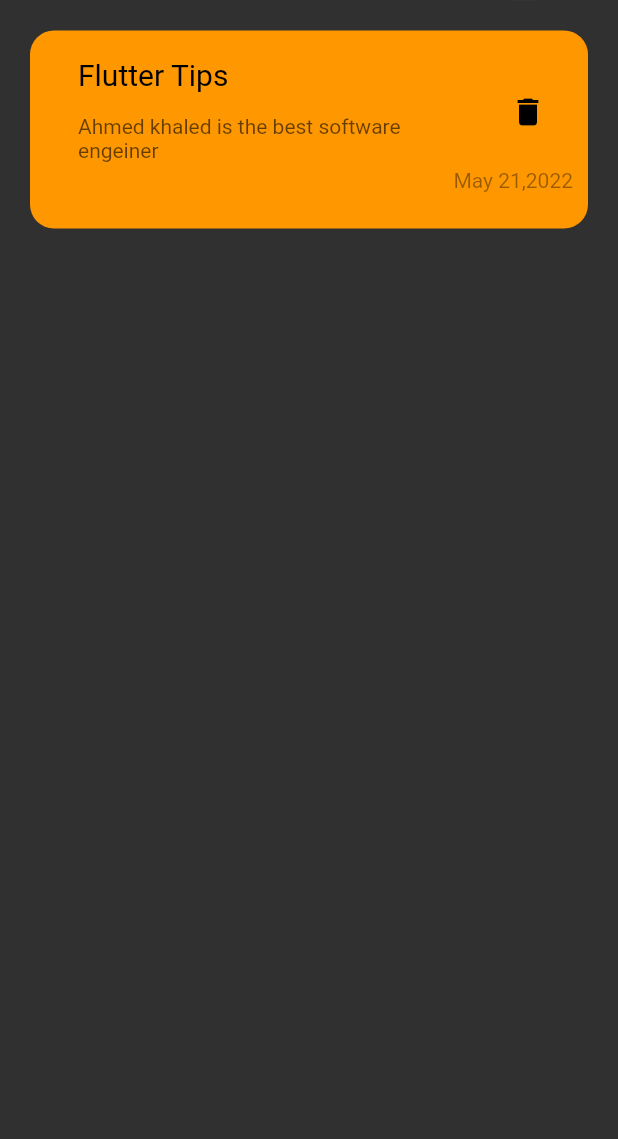
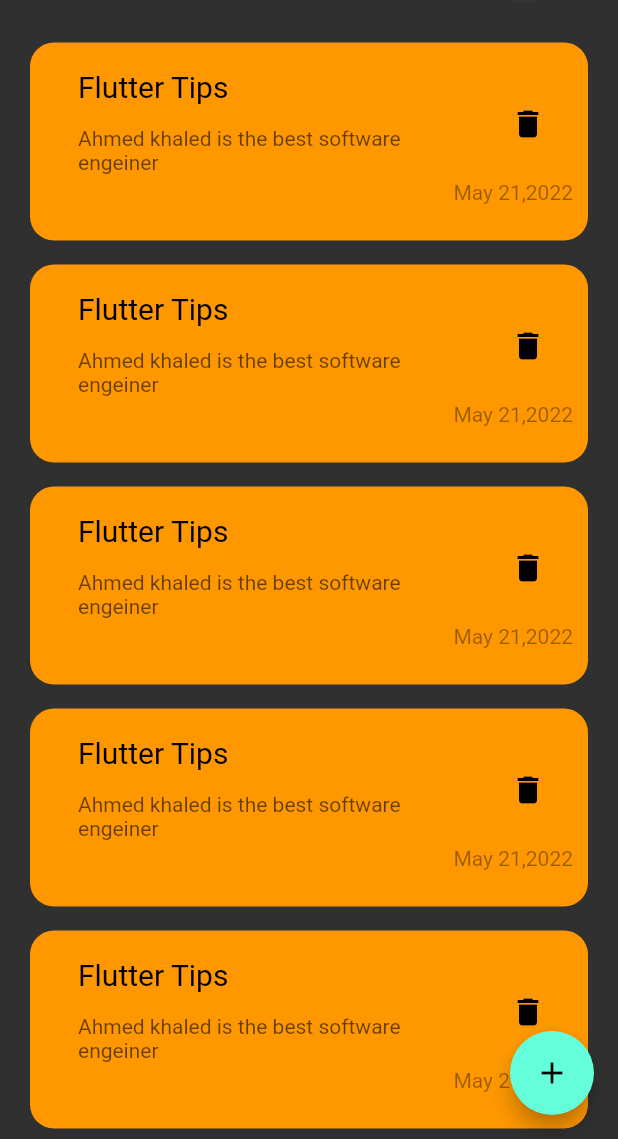
Before and after one commit to AhmedBardesy/notes_app, a Flutter app: the screen it shows after launch, on a phone screen of 412 x 824 dp, the part 97-1236 px from its top. Run offline on Flutter 3.47's test engine with Material 2 defaults, Android fonts, the phone set to English and light mode, and no system bars.

Commit message:
add showmoadalbottomsheet

```diff
--- a/lib/views/custom_note_item.dart
+++ b/lib/views/custom_note_item.dart
@@ -23,7 +23,8 @@
                 style: TextStyle(fontSize: 20, color: Colors.black),
               ),
             ),
-            subtitle: Text('Ahmed khaled is the best software engeiner',
+            subtitle: Text('Ahmed khaled is the best software engeiner ',
+            maxLines: 3,
                 style: TextStyle(color: Colors.black.withOpacity(.6))),
             trailing: IconButton(
                 icon: Icon(
--- a/lib/views/homeView.dart
+++ b/lib/views/homeView.dart
@@ -12,7 +12,38 @@
         padding: const EdgeInsets.symmetric(horizontal: 20),
         child: Column(
           children: [
-            Padding(
+            CustomAppBar(),
+            Expanded(
+                child: ListView.builder(
+              itemBuilder: (context, index) => Padding(
+                padding: const EdgeInsets.symmetric(vertical: 8),
+                child: CustomNoteItem(),
+              ),
+            ))
+          ],
+        ),
+      ),
+      floatingActionButton: FloatingActionButton(
+        onPressed: () {
+          showModalBottomSheet(
+            context: context,
+            builder: (context) => Container(),
+          );
+        },
+        child: Icon(Icons.add),
+      ),
+    );
+  }
+}
+
+class CustomAppBar extends StatelessWidget {
+  const CustomAppBar({
+    super.key,
+  });
+
+  @override
+  Widget build(BuildContext context) {
+    return Padding(
       padding: const EdgeInsets.symmetric(vertical: 20, horizontal: 20),
       child: Row(
         children: [
@@ -31,20 +62,6 @@
           )
         ],
       ),
-            ),
-            const NotesItem()
-          ],
-        ),
-      ),
     );
   }
 }
-
-class NotesItem extends StatelessWidget {
-  const NotesItem({super.key});
-
-  @override
-  Widget build(BuildContext context) {
-    return CustomNoteItem();
-  }
-}
```
Lines whose indentation alone changed are shown as unchanged.
